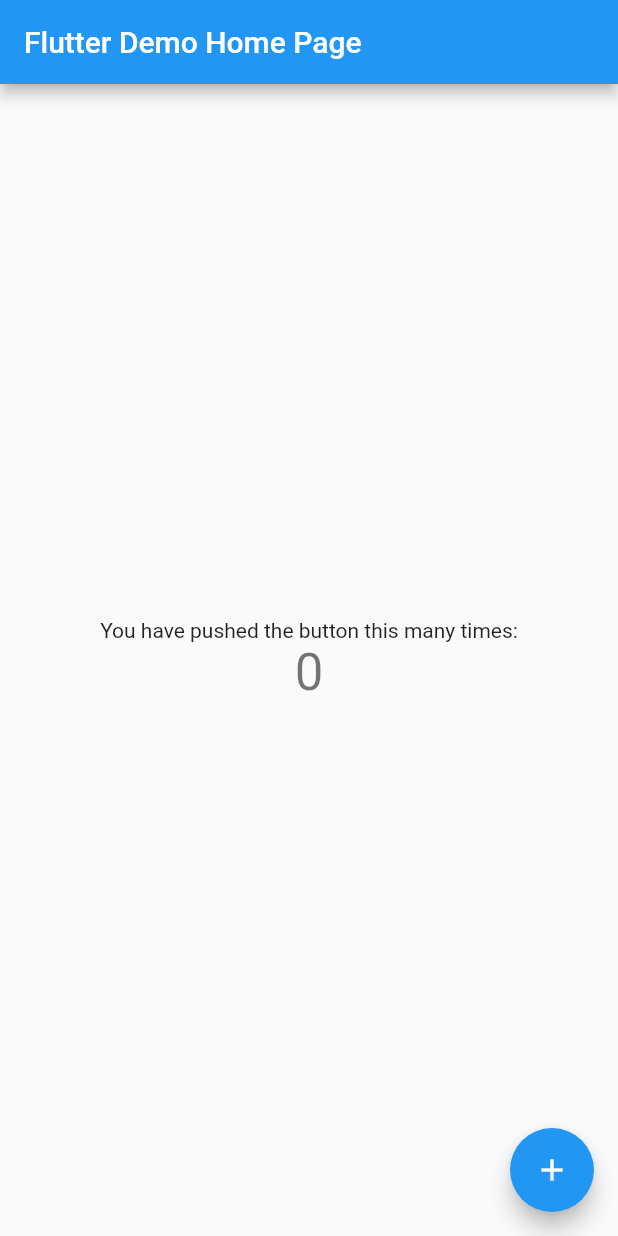
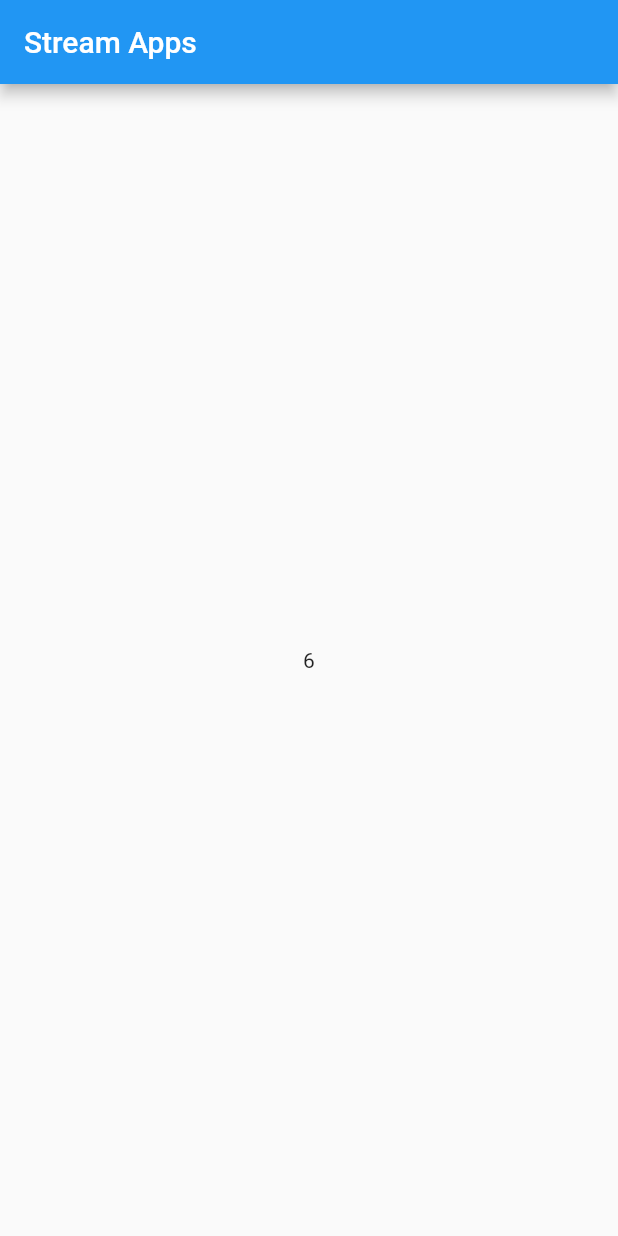
Before and after one commit to Ariefyusufwinata/Latihan-Flutter_BLOC_State_Management, a Flutter app: the screen it shows after launch, on a phone screen of 412 x 824 dp. Run offline on Flutter 3.47's test engine with Material 2 defaults, Android fonts, the phone set to English and light mode, and no system bars.

Commit message:
set stream

```diff
--- a/lib/main.dart
+++ b/lib/main.dart
@@ -7,109 +7,44 @@ void main() {
 class MyApp extends StatelessWidget {
   const MyApp({super.key});
 
-  // This widget is the root of your application.
   @override
   Widget build(BuildContext context) {
-    return MaterialApp(
-      title: 'Flutter Demo',
-      theme: ThemeData(
-        // This is the theme of your application.
-        //
-        // Try running your application with "flutter run". You'll see the
-        // application has a blue toolbar. Then, without quitting the app, try
-        // changing the primarySwatch below to Colors.green and then invoke
-        // "hot reload" (press "r" in the console where you ran "flutter run",
-        // or simply save your changes to "hot reload" in a Flutter IDE).
-        // Notice that the counter didn't reset back to zero; the application
-        // is not restarted.
-        primarySwatch: Colors.blue,
-      ),
-      home: const MyHomePage(title: 'Flutter Demo Home Page'),
+    return const MaterialApp(
+      home: HomePage(),
     );
   }
 }
 
-class MyHomePage extends StatefulWidget {
-  const MyHomePage({super.key, required this.title});
+class HomePage extends StatelessWidget {
+  const HomePage({super.key});
 
-  // This widget is the home page of your application. It is stateful, meaning
-  // that it has a State object (defined below) that contains fields that affect
-  // how it looks.
-
-  // This class is the configuration for the state. It holds the values (in this
-  // case the title) provided by the parent (in this case the App widget) and
-  // used by the build method of the State. Fields in a Widget subclass are
-  // always marked "final".
-
-  final String title;
-
-  @override
-  State<MyHomePage> createState() => _MyHomePageState();
-}
-
-class _MyHomePageState extends State<MyHomePage> {
-  int _counter = 0;
-
-  void _incrementCounter() {
-    setState(() {
-      // This call to setState tells the Flutter framework that something has
-      // changed in this State, which causes it to rerun the build method below
-      // so that the display can reflect the updated values. If we changed
-      // _counter without calling setState(), then the build method would not be
-      // called again, and so nothing would appear to happen.
-      _counter++;
-    });
+  Stream<int> countStream() async* {
+    for (var i = 0; i <= 10; i++) {
+      await Future.delayed(const Duration(seconds: 1));
+      yield i;
+    }
   }
 
   @override
   Widget build(BuildContext context) {
-    // This method is rerun every time setState is called, for instance as done
-    // by the _incrementCounter method above.
-    //
-    // The Flutter framework has been optimized to make rerunning build methods
-    // fast, so that you can just rebuild anything that needs updating rather
-    // than having to individually change instances of widgets.
     return Scaffold(
       appBar: AppBar(
-        // Here we take the value from the MyHomePage object that was created by
-        // the App.build method, and use it to set our appbar title.
-        title: Text(widget.title),
+        title: const Text('Stream Apps'),
       ),
-      body: Center(
-        // Center is a layout widget. It takes a single child and positions it
-        // in the middle of the parent.
-        child: Column(
-          // Column is also a layout widget. It takes a list of children and
-          // arranges them vertically. By default, it sizes itself to fit its
-          // children horizontally, and tries to be as tall as its parent.
-          //
-          // Invoke "debug painting" (press "p" in the console, choose the
-          // "Toggle Debug Paint" action from the Flutter Inspector in Android
-          // Studio, or the "Toggle Debug Paint" command in Visual Studio Code)
-          // to see the wireframe for each widget.
-          //
-          // Column has various properties to control how it sizes itself and
-          // how it positions its children. Here we use mainAxisAlignment to
-          // center the children vertically; the main axis here is the vertical
-          // axis because Columns are vertical (the cross axis would be
-          // horizontal).
-          mainAxisAlignment: MainAxisAlignment.center,
-          children: <Widget>[
-            const Text(
-              'You have pushed the button this many times:',
-            ),
-            Text(
-              '$_counter',
-              style: Theme.of(context).textTheme.headlineMedium,
-            ),
-          ],
-        ),
+      body: StreamBuilder(
+        stream: countStream(),
+        builder: (context, snapshot) {
+          if (snapshot.connectionState == ConnectionState.waiting) {
+            return const Center(
+              child: CircularProgressIndicator(),
+            );
+          } else {
+            return Center(
+              child: Text('${snapshot.data}'),
+            );
+          }
+        },
       ),
-      floatingActionButton: FloatingActionButton(
-        onPressed: _incrementCounter,
-        tooltip: 'Increment',
-        child: const Icon(Icons.add),
-      ), // This trailing comma makes auto-formatting nicer for build methods.
     );
   }
 }
```
